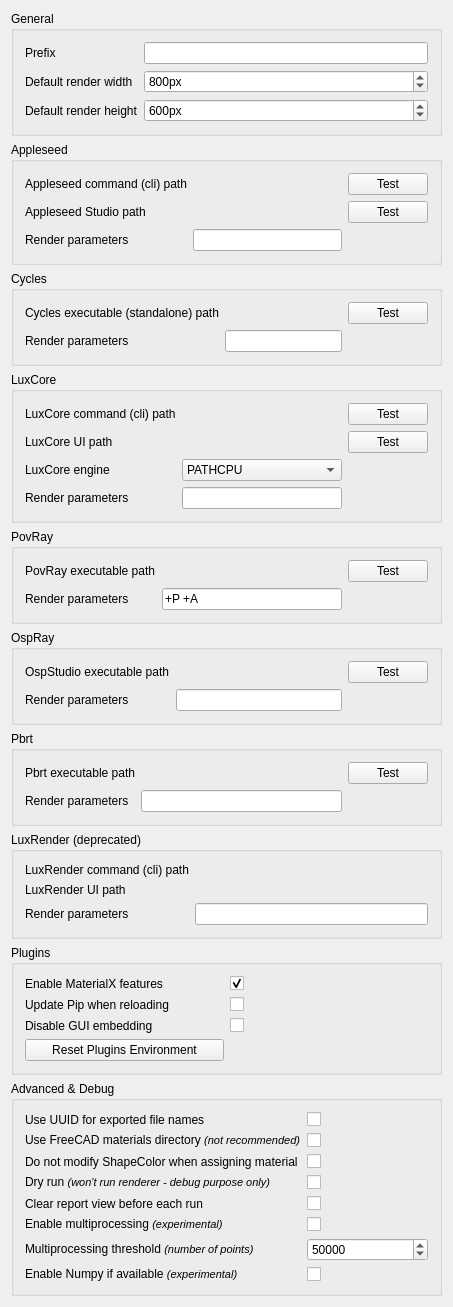
Qt form Render/resources/ui/RenderSettings.ui (FreeCAD/FreeCAD-render) before a commit.
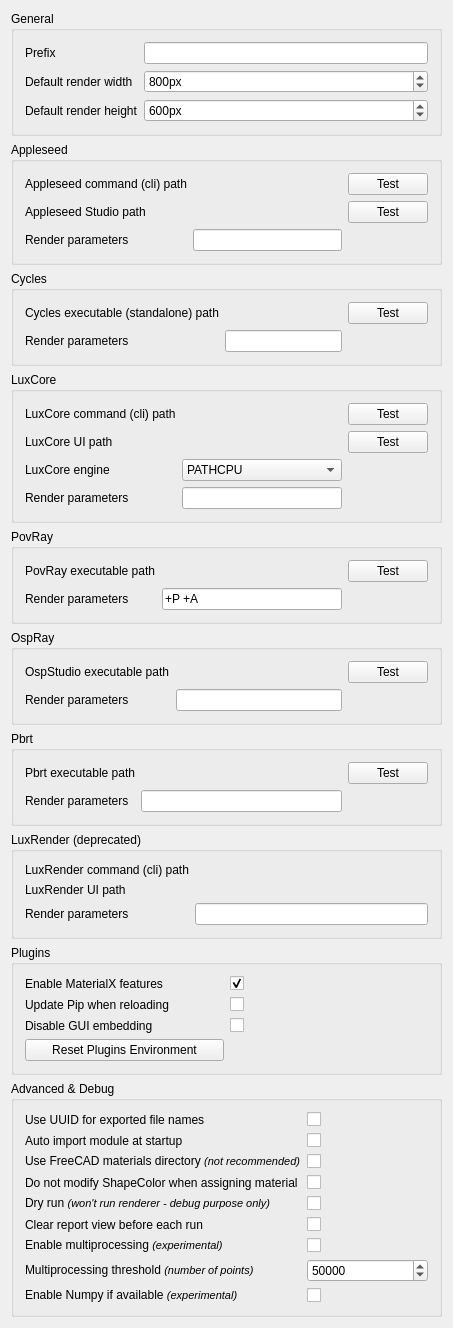
The same form after that commit. Custom widgets are drawn as their Qt base class.

Commit message: Init: no automatic import of Render

```diff
--- a/Render/resources/ui/RenderSettings.ui
+++ b/Render/resources/ui/RenderSettings.ui
@@ -7,7 +7,7 @@
     <x>0</x>
     <y>0</y>
     <width>453</width>
-    <height>1276</height>
+    <height>1318</height>
    </rect>
   </property>
   <property name="windowTitle">
@@ -132,30 +132,7 @@
       <bool>false</bool>
      </property>
      <layout class="QGridLayout" name="gridLayout_8">
-      <item row="5" column="0">
-       <widget class="QLabel" name="label_24">
-        <property name="text">
-         <string>&lt;html&gt;&lt;head/&gt;&lt;body&gt;&lt;p&gt;Enable multiprocessing &lt;span style=&quot; font-size:8pt; font-style:italic;&quot;&gt;(experimental)&lt;/span&gt;&lt;/p&gt;&lt;/body&gt;&lt;/html&gt;</string>
-        </property>
-       </widget>
-      </item>
-      <item row="5" column="2">
-       <widget class="Gui::PrefCheckBox" name="checkBox_4">
-        <property name="text">
-         <string/>
-        </property>
-        <property name="checked">
-         <bool>false</bool>
-        </property>
-        <property name="prefEntry" stdset="0">
-         <cstring>EnableMultiprocessing</cstring>
-        </property>
-        <property name="prefPath" stdset="0">
-         <cstring>Mod/Render</cstring>
-        </property>
-       </widget>
-      </item>
-      <item row="1" column="2">
+      <item row="3" column="2">
        <widget class="Gui::PrefCheckBox" name="checkBox_3">
         <property name="text">
          <string/>
@@ -168,7 +145,21 @@
         </property>
        </widget>
       </item>
-      <item row="7" column="2">
+      <item row="5" column="0">
+       <widget class="QLabel" name="label_17">
+        <property name="text">
+         <string>&lt;html&gt;&lt;head/&gt;&lt;body&gt;&lt;p&gt;Dry run &lt;span style=&quot; font-size:8pt; font-style:italic;&quot;&gt;(won't run renderer - debug purpose only)&lt;/span&gt;&lt;/p&gt;&lt;/body&gt;&lt;/html&gt;</string>
+        </property>
+       </widget>
+      </item>
+      <item row="7" column="0">
+       <widget class="QLabel" name="label_24">
+        <property name="text">
+         <string>&lt;html&gt;&lt;head/&gt;&lt;body&gt;&lt;p&gt;Enable multiprocessing &lt;span style=&quot; font-size:8pt; font-style:italic;&quot;&gt;(experimental)&lt;/span&gt;&lt;/p&gt;&lt;/body&gt;&lt;/html&gt;</string>
+        </property>
+       </widget>
+      </item>
+      <item row="9" column="2">
        <widget class="Gui::PrefCheckBox" name="checkBox_5">
         <property name="text">
          <string/>
@@ -184,64 +175,41 @@
         </property>
        </widget>
       </item>
-      <item row="2" column="2">
-       <widget class="Gui::PrefCheckBox" name="checkBox_6">
-        <property name="text">
-         <string/>
-        </property>
-        <property name="prefEntry" stdset="0">
-         <cstring>NoShapecolorImpact</cstring>
-        </property>
-        <property name="prefPath" stdset="0">
-         <cstring>Mod/Render</cstring>
-        </property>
-       </widget>
-      </item>
-      <item row="6" column="0">
-       <widget class="QLabel" name="label_25">
-        <property name="text">
-         <string>&lt;html&gt;&lt;head/&gt;&lt;body&gt;&lt;p&gt;Multiprocessing threshold &lt;span style=&quot; font-size:8pt; font-style:italic;&quot;&gt;(number of points)&lt;/span&gt;&lt;/p&gt;&lt;/body&gt;&lt;/html&gt;</string>
-        </property>
-       </widget>
-      </item>
-      <item row="3" column="2">
-       <widget class="Gui::PrefCheckBox" name="checkBox">
-        <property name="text">
-         <string/>
-        </property>
-        <property name="prefEntry" stdset="0">
-         <cstring>DryRun</cstring>
-        </property>
-        <property name="prefPath" stdset="0">
-         <cstring>Mod/Render</cstring>
-        </property>
-       </widget>
-      </item>
-      <item row="2" column="0">
+      <item row="4" column="0">
        <widget class="QLabel" name="label_26">
         <property name="text">
          <string>Do not modify ShapeColor when assigning material</string>
         </property>
        </widget>
       </item>
-      <item row="1" column="0">
-       <widget class="QLabel" name="label_23">
-        <property name="locale">
-         <locale language="English" country="UnitedStates"/>
-        </property>
-        <property name="text">
-         <string>&lt;html&gt;&lt;head/&gt;&lt;body&gt;&lt;p&gt;Use FreeCAD materials directory &lt;span style=&quot; font-size:8pt; font-style:italic;&quot;&gt;(not recommended)&lt;/span&gt;&lt;/p&gt;&lt;/body&gt;&lt;/html&gt;</string>
-        </property>
-       </widget>
-      </item>
-      <item row="7" column="0">
+      <item row="9" column="0">
        <widget class="QLabel" name="label">
         <property name="text">
          <string>&lt;html&gt;&lt;head/&gt;&lt;body&gt;&lt;p&gt;Enable Numpy if available &lt;span style=&quot; font-size:8pt; font-style:italic;&quot;&gt;(experimental)&lt;/span&gt;&lt;/p&gt;&lt;/body&gt;&lt;/html&gt;</string>
         </property>
        </widget>
       </item>
-      <item row="6" column="2">
+      <item row="4" column="2">
+       <widget class="Gui::PrefCheckBox" name="checkBox_6">
+        <property name="text">
+         <string/>
+        </property>
+        <property name="prefEntry" stdset="0">
+         <cstring>NoShapecolorImpact</cstring>
+        </property>
+        <property name="prefPath" stdset="0">
+         <cstring>Mod/Render</cstring>
+        </property>
+       </widget>
+      </item>
+      <item row="0" column="0">
+       <widget class="QLabel" name="label_29">
+        <property name="text">
+         <string>Use UUID for exported file names</string>
+        </property>
+       </widget>
+      </item>
+      <item row="8" column="2">
        <widget class="Gui::PrefSpinBox" name="spinBox_3">
         <property name="maximum">
          <number>999999999</number>
@@ -260,21 +228,46 @@
         </property>
        </widget>
       </item>
-      <item row="4" column="0">
-       <widget class="QLabel" name="label_18">
+      <item row="7" column="2">
+       <widget class="Gui::PrefCheckBox" name="checkBox_4">
         <property name="text">
-         <string>Clear report view before each run</string>
+         <string/>
+        </property>
+        <property name="checked">
+         <bool>false</bool>
+        </property>
+        <property name="prefEntry" stdset="0">
+         <cstring>EnableMultiprocessing</cstring>
+        </property>
+        <property name="prefPath" stdset="0">
+         <cstring>Mod/Render</cstring>
         </property>
        </widget>
       </item>
       <item row="3" column="0">
-       <widget class="QLabel" name="label_17">
+       <widget class="QLabel" name="label_23">
+        <property name="locale">
+         <locale language="English" country="UnitedStates"/>
+        </property>
         <property name="text">
-         <string>&lt;html&gt;&lt;head/&gt;&lt;body&gt;&lt;p&gt;Dry run &lt;span style=&quot; font-size:8pt; font-style:italic;&quot;&gt;(won't run renderer - debug purpose only)&lt;/span&gt;&lt;/p&gt;&lt;/body&gt;&lt;/html&gt;</string>
+         <string>&lt;html&gt;&lt;head/&gt;&lt;body&gt;&lt;p&gt;Use FreeCAD materials directory &lt;span style=&quot; font-size:8pt; font-style:italic;&quot;&gt;(not recommended)&lt;/span&gt;&lt;/p&gt;&lt;/body&gt;&lt;/html&gt;</string>
         </property>
        </widget>
       </item>
-      <item row="4" column="2">
+      <item row="5" column="2">
+       <widget class="Gui::PrefCheckBox" name="checkBox">
+        <property name="text">
+         <string/>
+        </property>
+        <property name="prefEntry" stdset="0">
+         <cstring>DryRun</cstring>
+        </property>
+        <property name="prefPath" stdset="0">
+         <cstring>Mod/Render</cstring>
+        </property>
+       </widget>
+      </item>
+      <item row="6" column="2">
        <widget class="Gui::PrefCheckBox" name="checkBox_2">
         <property name="text">
          <string/>
@@ -287,6 +280,20 @@
         </property>
        </widget>
       </item>
+      <item row="8" column="0">
+       <widget class="QLabel" name="label_25">
+        <property name="text">
+         <string>&lt;html&gt;&lt;head/&gt;&lt;body&gt;&lt;p&gt;Multiprocessing threshold &lt;span style=&quot; font-size:8pt; font-style:italic;&quot;&gt;(number of points)&lt;/span&gt;&lt;/p&gt;&lt;/body&gt;&lt;/html&gt;</string>
+        </property>
+       </widget>
+      </item>
+      <item row="6" column="0">
+       <widget class="QLabel" name="label_18">
+        <property name="text">
+         <string>Clear report view before each run</string>
+        </property>
+       </widget>
+      </item>
       <item row="0" column="2">
        <widget class="Gui::PrefCheckBox" name="checkBox_8">
         <property name="text">
@@ -300,10 +307,23 @@
         </property>
        </widget>
       </item>
-      <item row="0" column="0">
-       <widget class="QLabel" name="label_29">
+      <item row="1" column="2">
+       <widget class="Gui::PrefCheckBox" name="checkBox_10">
         <property name="text">
-         <string>Use UUID for exported file names</string>
+         <string/>
+        </property>
+        <property name="prefEntry" stdset="0">
+         <cstring>AutoImport</cstring>
+        </property>
+        <property name="prefPath" stdset="0">
+         <cstring>Mod/Render</cstring>
+        </property>
+       </widget>
+      </item>
+      <item row="1" column="0">
+       <widget class="QLabel" name="label_31">
+        <property name="text">
+         <string>Auto import module at startup</string>
         </property>
        </widget>
       </item>
```
The commit also changes 1 other file.
